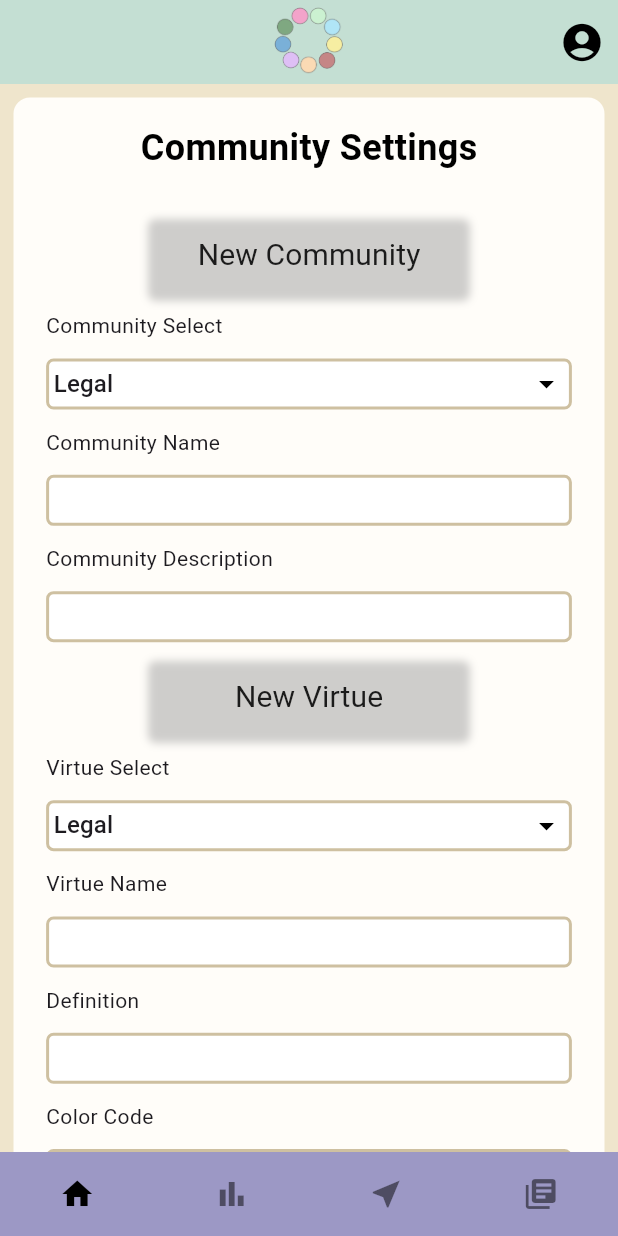
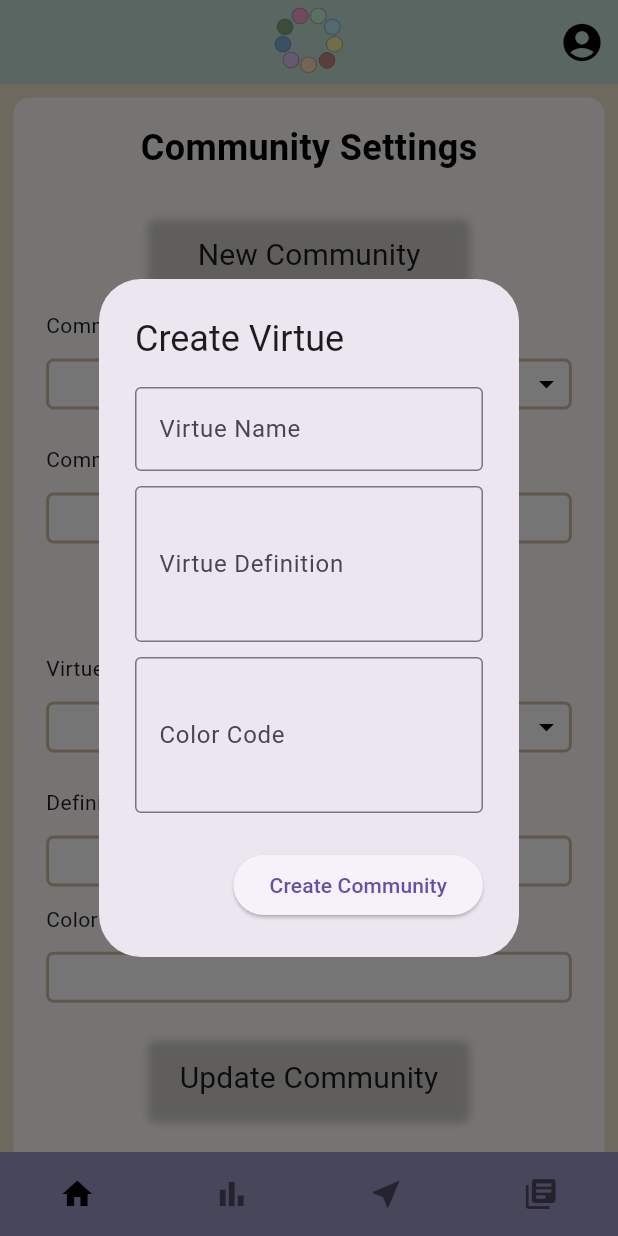
Before and after one commit to Virtuous-Dev-Team/virtuous, a Flutter app: the DevSettingsPage screen opened by its route, after a tap on "New Virtue", on a phone screen of 412 x 824 dp. Run offline on Flutter 3.47's test engine with Material 3 defaults, Android fonts, the phone set to English and light mode, and no system bars; our stand-ins replace auto_size_text, cloud_firestore, firebase_auth, firebase_core, flutter_calendar_carousel, flutter_local_notifications and 13 more; missing offline and left inert: colours, dart:ffi, flutter_facebook_auth, geoflutterfire2; accounts and stored records are empty; generated files the repository leaves out were written again; Roboto replaces fonts that are missing (Adamina, Tinos).

Commit message:
Dev page add community button and community select dropdown working

```diff
--- a/lib/screens/settingsScreen/devsettings.dart
+++ b/lib/screens/settingsScreen/devsettings.dart
@@ -26,6 +26,8 @@
 import 'package:virtuetracker/widgets/reauthenticateShowDialogWidget.dart';
 import 'package:virtuetracker/widgets/toastNotificationWidget.dart';
 
+import 'package:virtuetracker/widgets/createCommunityPopup.dart';
+import 'package:virtuetracker/widgets/createVirtuePopup.dart';
 import '../../widgets/appBarWidget.dart';
 import 'changepassword.dart';
 
@@ -37,26 +39,22 @@
 }
 
 class _DevSettingsPageState extends ConsumerState<DevSettingsPage> {
-  // TextEditingController newProfileName = TextEditingController();
-  // TextEditingController newEmail = TextEditingController();
-  // TextEditingController newCareer = TextEditingController(); //newRole
-  // TextEditingController newCareerLength = TextEditingController(); //newLength
-  late String currentCommunity = 'Legal';
-  // bool newListExist = false;
+  late String currentCommunity = 'Legal'; //default to legal
+
   @override
   void initState() {
     super.initState();
-  }
-
-  @override
-  void dispose() {
-    super.dispose();
+    WidgetsBinding.instance.addPostFrameCallback((_) {
+      ref.read(communityCreationControllerProvider.notifier).getCommunityNames();
+    });
   }
 
   @override
   Widget build(BuildContext context) {
     double screenHeight = MediaQuery.of(context).size.height;
     double screenWidth = MediaQuery.of(context).size.width;
+
+    final communityList = ref.watch(communityCreationControllerProvider);
 
     return Scaffold(
     backgroundColor: Color(0xFFEFE5CC),
@@ -101,7 +99,7 @@
                       Center(
                         child: MaterialButton(
                           onPressed: () {
-
+                            showCreateCommunityDialog(context, ref);
                           },
                           child: Container(
                             decoration: BoxDecoration(
@@ -164,72 +162,48 @@
                           color: Colors.white,
                           borderRadius: BorderRadius.circular(5.0),
                         ),
-                        child: DropdownButton<String>(
+                        child: communityList.when(
+                            data: (data) {
+                              final List<String> communitiesDropValues = data['communityList'];
+
+                              print ('These are drop values: $communitiesDropValues');
+
+                              print('1: $currentCommunity');
+
+                              return DropdownButton<String>(
                                 value: currentCommunity,
                                 onChanged: (newValue) {
                                   setState(() {
                                     currentCommunity = newValue!;
+                                    print('state changed : $currentCommunity');
                                   });
                                 },
-                          items: careerDropdownValues
-                              .map<DropdownMenuItem<String>>(
-                                  (String value) {
+                                items: communitiesDropValues.map<DropdownMenuItem<String>>((String value) {
+                                  print('Mapping dropdown item: $value');
                                   return DropdownMenuItem<String>(
                                     value: value,
                                     child: Text(value),
                                   );
                                 }).toList(),
-                          dropdownColor: Colors
-                              .white, // Set the background color of the dropdown
-                          isDense: true, // Reduce height
+                                dropdownColor: Colors.white,
+                                isDense: true,
                                 icon: Icon(
                                   Icons.arrow_drop_down,
-                            color: Colors.black
-                          ), // Align the arrow to the right
-                          isExpanded:
-                              true, // Extend the button to the right
+                                  color: Colors.black,
+                                ),
+                                isExpanded: true,
                                 underline: Container(),
                                 borderRadius: BorderRadius.circular(25.0),
+                              );
+                            },
+                            loading: () => Center(child: CircularProgressIndicator()),
+                            error: (err, stack) => Text("Error loading communities"),
                           ),
                       ),
                       SizedBox(
                         height: screenHeight / 70,
                       ),
-                      Text(
-                        'Community Name',
-                        style: GoogleFonts.adamina(
-                          textStyle: TextStyle(
-                              fontWeight: FontWeight.normal, fontSize: 14),
-                        ),
-                      ),
-                      SizedBox(
-                        height: screenHeight / 70,
-                      ),
-                      Container(
-                        padding: EdgeInsets.all(3.0),
-                        decoration: BoxDecoration(
-                          border: Border.all(
-                            color: Color(0xFFCEC0A1),
-                            width: 2.0, // Set the border width
-                          ),
-                          color: Colors.white,
-                          borderRadius: BorderRadius.circular(5.0),
-                        ),
-                        child: TextField(
-                          // controller: ,
-                          // onChanged: (newValue) {
-                          //   setState(() {});
-                          // },
-                          decoration: InputDecoration(
-                            contentPadding: EdgeInsets.zero,
-                            isDense: true,
-                            hintStyle: GoogleFonts.tinos(
-                                textStyle: TextStyle(color: Colors.black)),
-                            border:
-                                InputBorder.none, // Hide the default border
-                          ),
-                        ),
-                      ),
+
                       SizedBox(
                         height: screenHeight / 70,
                       ),
@@ -274,7 +248,7 @@
                       Center(
                         child: MaterialButton(
                           onPressed: () {
-
+                            showCreateVirtueDialog(context, ref, currentCommunity);
                           },
                           child: Container(
                             decoration: BoxDecoration(
@@ -337,72 +311,48 @@
                           color: Colors.white,
                           borderRadius: BorderRadius.circular(5.0),
                         ),
-                        child: DropdownButton<String>(
+                        child: communityList.when(
+                            data: (data) {
+                              final List<String> communitiesDropValues = data['communityList'];
+
+                              print ('These are drop values: $communitiesDropValues');
+
+                              print('1: $currentCommunity');
+
+                              return DropdownButton<String>(
                                 value: currentCommunity,
                                 onChanged: (newValue) {
                                   setState(() {
                                     currentCommunity = newValue!;
+                                    print('state changed : $currentCommunity');
                                   });
                                 },
-                          items: careerDropdownValues
-                              .map<DropdownMenuItem<String>>(
-                                  (String value) {
+                                items: communitiesDropValues.map<DropdownMenuItem<String>>((String value) {
+                                  print('Mapping dropdown item: $value');
                                   return DropdownMenuItem<String>(
                                     value: value,
                                     child: Text(value),
                                   );
                                 }).toList(),
-                          dropdownColor: Colors
-                              .white, // Set the background color of the dropdown
-                          isDense: true, // Reduce height
+                                dropdownColor: Colors.white,
+                                isDense: true,
                                 icon: Icon(
                                   Icons.arrow_drop_down,
-                            color: Colors.black
-                          ), // Align the arrow to the right
-                          isExpanded:
-                              true, // Extend the button to the right
+                                  color: Colors.black,
+                                ),
+                                isExpanded: true,
                                 underline: Container(),
                                 borderRadius: BorderRadius.circular(25.0),
+                              );
+                            },
+                            loading: () => Center(child: CircularProgressIndicator()),
+                            error: (err, stack) => Text("Error loading communities"),
                           ),
                       ),
                       SizedBox(
                         height: screenHeight / 70,
                       ),
-                      Text(
-                        'Virtue Name',
-                        style: GoogleFonts.adamina(
-                          textStyle: TextStyle(
-                              fontWeight: FontWeight.normal, fontSize: 14),
-                        ),
-                      ),
-                      SizedBox(
-                        height: screenHeight / 70,
-                      ),
-                      Container(
-                        padding: EdgeInsets.all(3.0),
-                        decoration: BoxDecoration(
-                          border: Border.all(
-                            color: Color(0xFFCEC0A1),
-                            width: 2.0, // Set the border width
-                          ),
-                          color: Colors.white,
-                          borderRadius: BorderRadius.circular(5.0),
-                        ),
-                        child: TextField(
-                          //controller: ,
-                          // onChanged: (newValue) {
-                          //   setState(() {});
-                          // },
-                          decoration: InputDecoration(
-                            contentPadding: EdgeInsets.zero,
-                            isDense: true,
-                            hintStyle: GoogleFonts.tinos(
-                                textStyle: TextStyle(color: Colors.black)),
-                            border:
-                                InputBorder.none, // Hide the default border
-                          ),
-                        ),
-                      ),
+
                       SizedBox(
                         height: screenHeight / 70,
                       ),
--- /dev/null
+++ b/lib/widgets/createCommunityPopup.dart
@@ -0,0 +1,58 @@
+import 'package:flutter/material.dart';
+import 'package:virtuetracker/api/communityCreation.dart';
+import 'package:flutter_riverpod/flutter_riverpod.dart';
+import 'package:virtuetracker/controllers/communityCreationController.dart';
+import 'package:virtuetracker/api/communityCreation.dart';
+
+// dev only
+// for creating community and adding to database
+
+void showCreateCommunityDialog(BuildContext context, WidgetRef ref) {
+  final TextEditingController nameController = TextEditingController();
+  final TextEditingController descriptionController = TextEditingController();
+
+  showDialog(
+    context: context,
+    builder: (BuildContext context) {
+      return AlertDialog(
+        title: Text("Create Community"),
+        content: Column(
+          mainAxisSize: MainAxisSize.min,
+          children: [
+            TextField(
+              controller: nameController,
+              decoration: InputDecoration(
+                labelText: "Community Name",
+                border: OutlineInputBorder(),
+              ),
+            ),
+            SizedBox(height: 10),
+            TextField(
+              controller: descriptionController,
+              decoration: InputDecoration(
+                labelText: "Community Description",
+                border: OutlineInputBorder(),
+              ),
+              maxLines: 3,
+            ),
+          ],
+        ),
+        actions: [
+          ElevatedButton(
+            onPressed: () async {
+              try {
+                final communityCreationController =
+                  ref.read(communityCreationProvider);
+
+                await communityCreationController.createNewCommunity(nameController.text, descriptionController.text);
+              } catch (e) {
+                print('Error in create community popup $e');
+              }
+            },
+            child: Text("Create Community"),
+          ),
+        ],
+      );
+    },
+  );
+}
--- /dev/null
+++ b/lib/widgets/createVirtuePopup.dart
@@ -0,0 +1,74 @@
+import 'package:flutter/material.dart';
+import 'package:virtuetracker/api/communityCreation.dart';
+import 'package:flutter_riverpod/flutter_riverpod.dart';
+import 'package:virtuetracker/controllers/communityCreationController.dart';
+import 'package:virtuetracker/api/communityCreation.dart';
+
+// dev only
+// for creating virtue and adding to database
+
+void showCreateVirtueDialog(BuildContext context, WidgetRef ref, String currentCommunity) {
+  final TextEditingController nameController = TextEditingController();
+  final TextEditingController descriptionController = TextEditingController();
+  final TextEditingController colorCodeController = TextEditingController();
+
+  showDialog(
+    context: context,
+    builder: (BuildContext context) {
+      return AlertDialog(
+        title: Text("Create Virtue"),
+        content: Column(
+          mainAxisSize: MainAxisSize.min,
+          children: [
+            TextField(
+              controller: nameController,
+              decoration: InputDecoration(
+                labelText: "Virtue Name",
+                border: OutlineInputBorder(),
+              ),
+            ),
+            SizedBox(height: 10),
+            TextField(
+              controller: descriptionController,
+              decoration: InputDecoration(
+                labelText: "Virtue Definition",
+                border: OutlineInputBorder(),
+              ),
+              maxLines: 3,
+            ),
+            SizedBox(height: 10),
+            TextField(
+              controller: colorCodeController,
+              decoration: InputDecoration(
+                labelText: "Color Code",
+                border: OutlineInputBorder(),
+              ),
+              maxLines: 3,
+            ),
+          ],
+        ),
+        actions: [
+          ElevatedButton(
+            onPressed: () async {
+              try {
+                final communityCreationController =
+                  ref.read(communityCreationProvider);
+
+                await communityCreationController
+                  .createVirtue(
+                    currentCommunity,
+                    nameController.text,
+                    descriptionController.text,
+                    colorCodeController.text);
+              } catch (e) {
+                print('Error in create community popup $e');
+              }
+
+            },
+            child: Text("Create Community"),
+          ),
+        ],
+      );
+    },
+  );
+}
```
Also changed, not shown: lib/api/communityCreation.dart (line endings or trailing spaces). Lines whose indentation alone changed are shown as unchanged.
